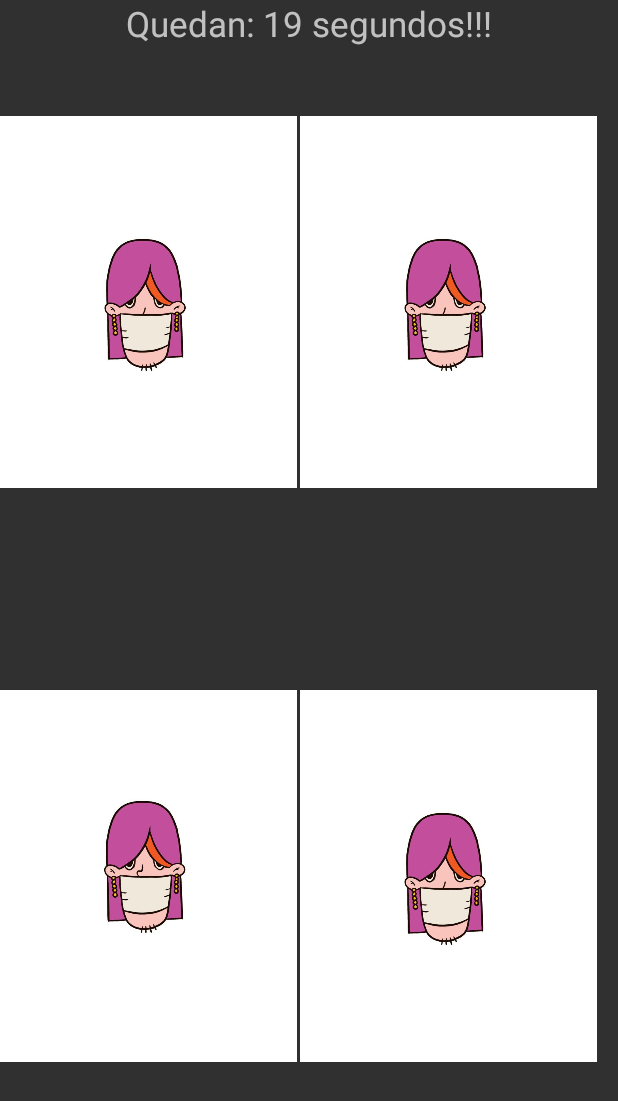
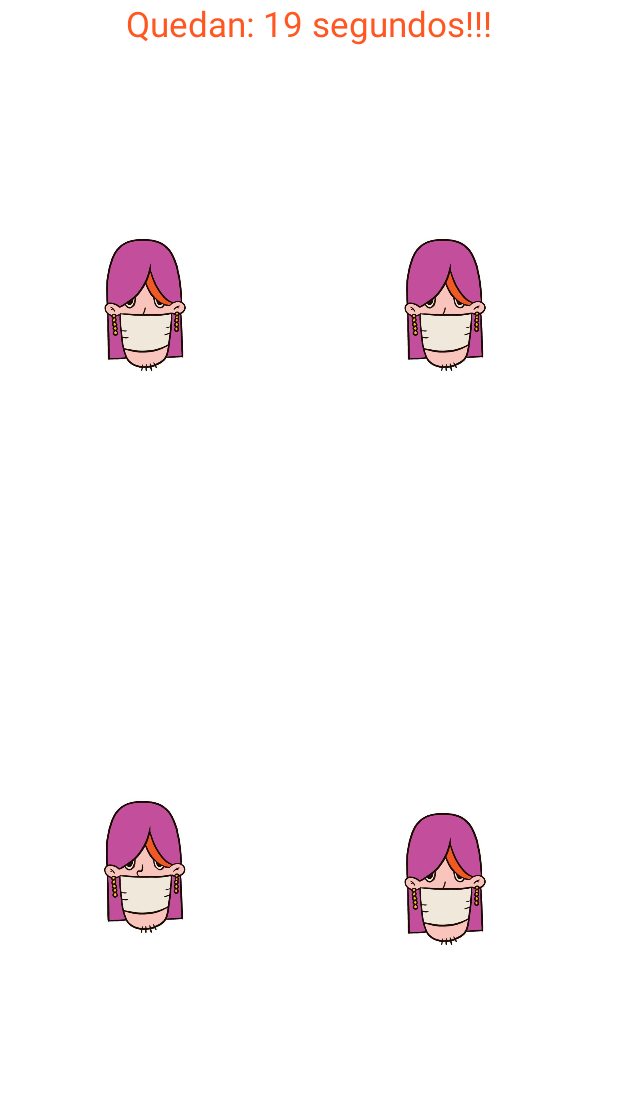
Before and after one commit to Adriton1/AtrapaAlNegacionista, an Android app: the MainJuego screen opened directly, with no data from a screen before it, on a phone screen of 412 x 824 dp. Shown: the top 1101 px of the screen. Run offline under Robolectric (Android 15) with nearby library versions, the phone set to English and light mode, and no system bars.

Commit message:
Fondo juego

```diff
--- a/app/src/main/res/layout/pantallajuego.xml
+++ b/app/src/main/res/layout/pantallajuego.xml
@@ -4,15 +4,17 @@
     xmlns:app="http://schemas.android.com/apk/res-auto"
     xmlns:tools="http://schemas.android.com/tools"
     android:layout_width="match_parent"
-    android:layout_height="match_parent">
+    android:layout_height="match_parent"
+    android:background="@color/white">
 
     <TextView
         android:id="@+id/cuentaAtras"
         android:layout_width="match_parent"
         android:layout_height="56dp"
+        android:gravity="center_horizontal"
         android:textAlignment="center"
-        android:textSize="23dp"
-        android:gravity="center_horizontal" />
+        android:textColor="#FF5722"
+        android:textSize="23dp" />
 
     <ImageView
         android:id="@+id/imag11"
```
